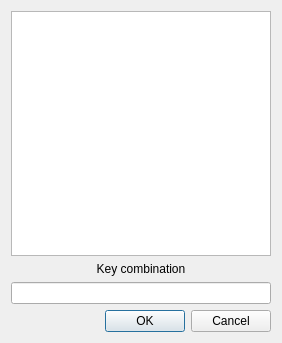
Bondzio/qlc, file trunk/ui/src/assignhotkey.ui: the form before one commit.
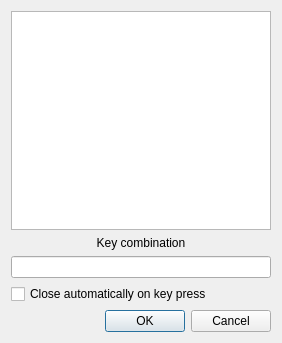
The form after the commit.

Commit message: Added automatic closing option to AssignHotKey dialog. Display platform-specific modifiers in AssignHotKey.

What changed in the file:
```diff
--- a/trunk/ui/src/assignhotkey.ui
+++ b/trunk/ui/src/assignhotkey.ui
@@ -37,8 +37,15 @@
     </widget>
    </item>
    <item>
-    <widget class="QDialogButtonBox" name="m_buttonBox" >
-     <property name="orientation" >
+    <widget class="QCheckBox" name="m_autoCloseCheckBox">
+     <property name="text">
+      <string>Close automatically on key press</string>
+     </property>
+    </widget>
+   </item>
+   <item>
+    <widget class="QDialogButtonBox" name="m_buttonBox">
+     <property name="orientation">
       <enum>Qt::Horizontal</enum>
      </property>
      <property name="standardButtons" >
```
Left out of the diff: 37 changed lines with no effect on the pictures. The commit also changes 2 other files.
